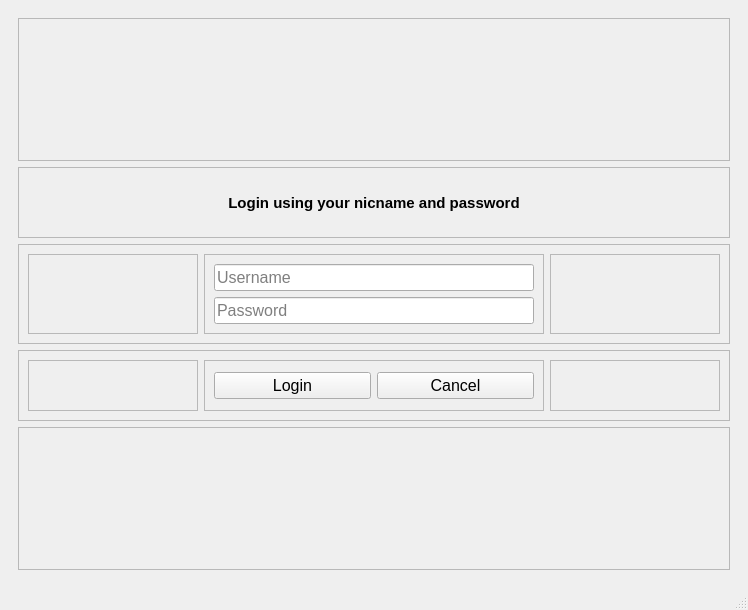
Before: the Qt Designer form QFireNotes/mainwindow.ui in HasiruNMP/CloudNote, drawn with Qt 5.
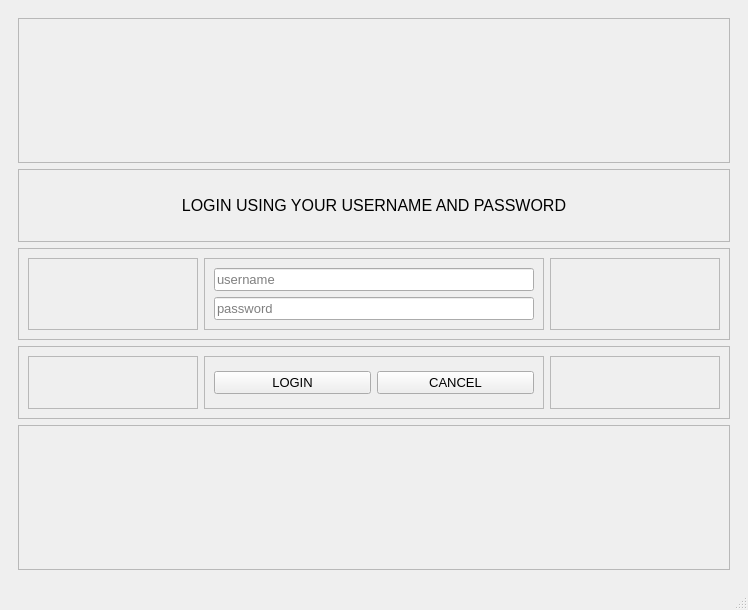
After: the same form once the commit is applied.

```diff
--- a/QFireNotes/mainwindow.ui
+++ b/QFireNotes/mainwindow.ui
@@ -159,13 +159,12 @@
               <widget class="QLabel" name="label_2">
                <property name="font">
                 <font>
-                 <pointsize>11</pointsize>
-                 <weight>75</weight>
-                 <bold>true</bold>
+                 <family>Segoe UI</family>
+                 <pointsize>12</pointsize>
                 </font>
                </property>
                <property name="text">
-                <string>Login using your nicname and password</string>
+                <string>LOGIN USING YOUR USERNAME AND PASSWORD</string>
                </property>
                <property name="alignment">
                 <set>Qt::AlignCenter</set>
@@ -207,11 +206,15 @@
                  <widget class="QLineEdit" name="lineLoginUN">
                   <property name="font">
                    <font>
-                    <pointsize>12</pointsize>
+                    <family>Segoe UI</family>
+                    <pointsize>10</pointsize>
                    </font>
                   </property>
+                  <property name="text">
+                   <string/>
+                  </property>
                   <property name="placeholderText">
-                   <string>Username</string>
+                   <string>username</string>
                   </property>
                  </widget>
                 </item>
@@ -219,11 +222,15 @@
                  <widget class="QLineEdit" name="lineLoginPW">
                   <property name="font">
                    <font>
-                    <pointsize>12</pointsize>
+                    <family>Segoe UI</family>
+                    <pointsize>10</pointsize>
                    </font>
                   </property>
+                  <property name="echoMode">
+                   <enum>QLineEdit::Password</enum>
+                  </property>
                   <property name="placeholderText">
-                   <string>Password</string>
+                   <string>password</string>
                   </property>
                  </widget>
                 </item>
@@ -275,11 +282,12 @@
                  <widget class="QPushButton" name="btnLogin">
                   <property name="font">
                    <font>
-                    <pointsize>12</pointsize>
+                    <family>Segoe UI</family>
+                    <pointsize>10</pointsize>
                    </font>
                   </property>
                   <property name="text">
-                   <string>Login</string>
+                   <string>LOGIN</string>
                   </property>
                  </widget>
                 </item>
@@ -287,11 +295,12 @@
                  <widget class="QPushButton" name="btnCancelLogin">
                   <property name="font">
                    <font>
-                    <pointsize>12</pointsize>
+                    <family>Segoe UI</family>
+                    <pointsize>10</pointsize>
                    </font>
                   </property>
                   <property name="text">
-                   <string>Cancel</string>
+                   <string>CANCEL</string>
                   </property>
                  </widget>
                 </item>
```
